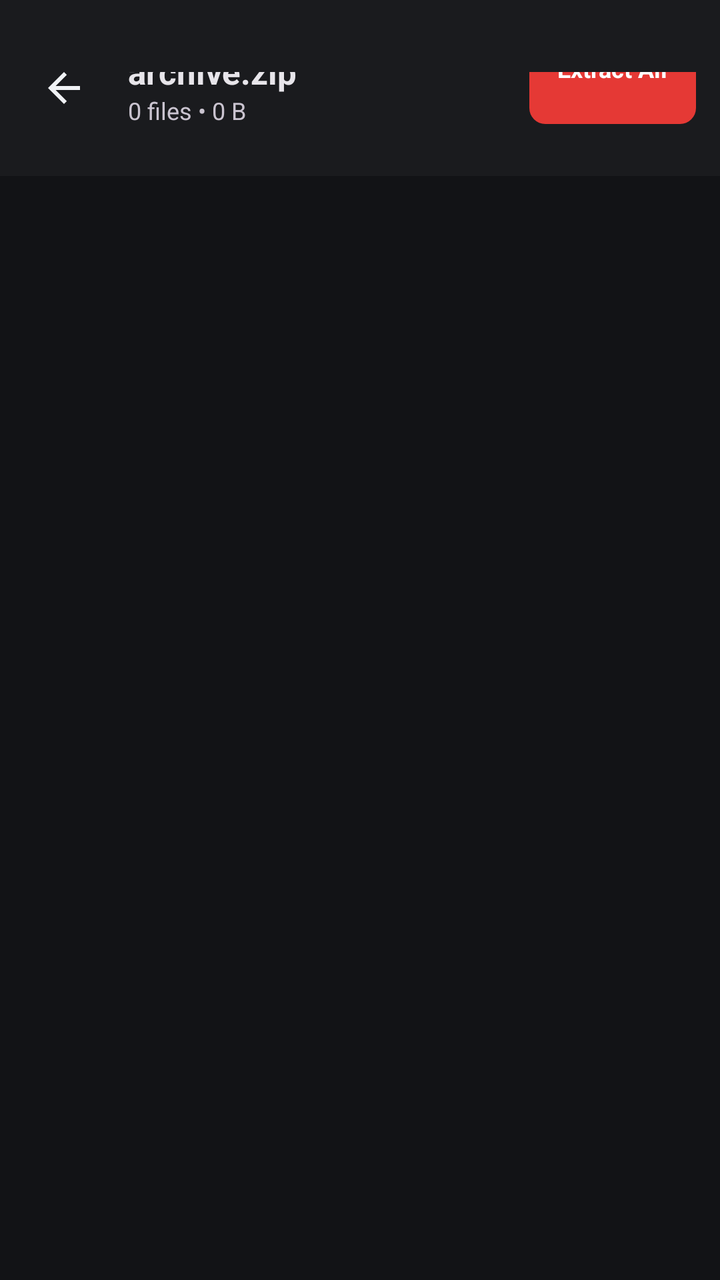
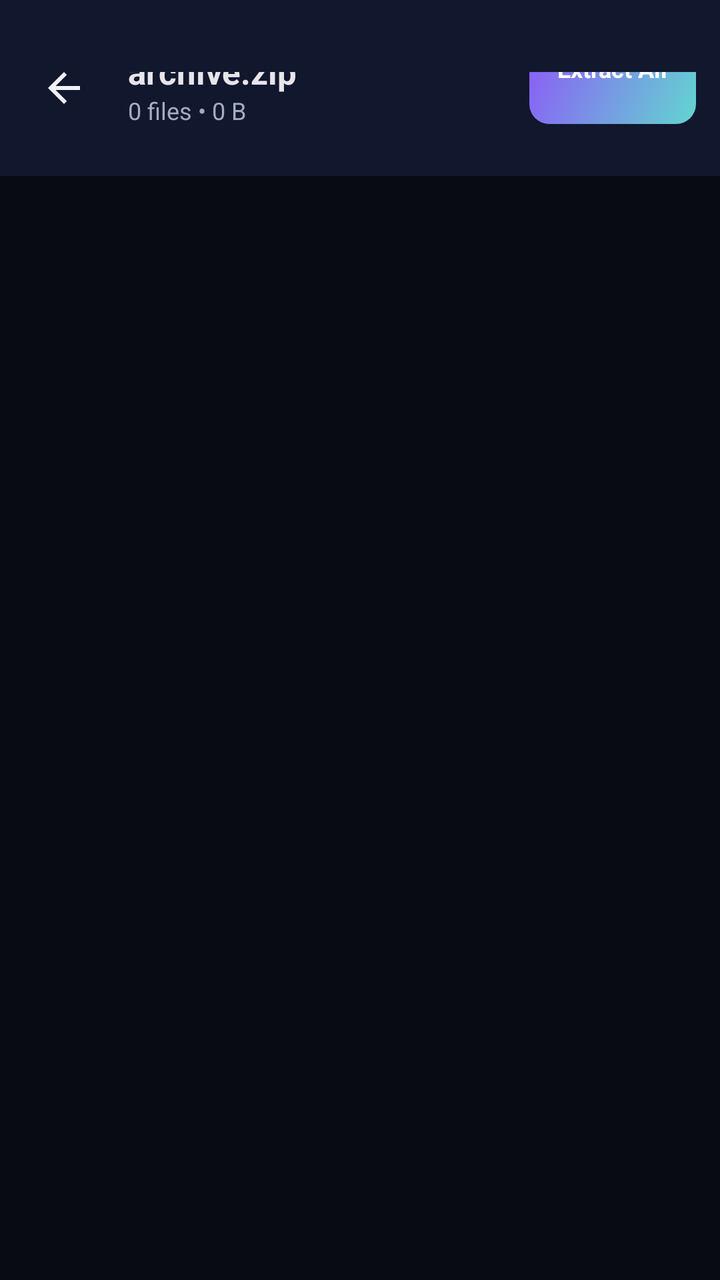

Before-and-after screenshots of an Android layout around one commit, followed by the original layout XML and the change that was made.
<!-- AndroidManifest.xml: application theme Theme.ArtrawFiles -->
<!-- res/layout/activity_archive_viewer.xml -->
<?xml version="1.0" encoding="utf-8"?>
<LinearLayout xmlns:android="http://schemas.android.com/apk/res/android"
    android:id="@+id/rootArchiveViewer"
    android:layout_width="match_parent"
    android:layout_height="match_parent"
    android:orientation="vertical"
    android:background="@color/bg_dark">

    
    <RelativeLayout
        android:id="@+id/headerArchive"
        android:layout_width="match_parent"
        android:layout_height="wrap_content"
        android:minHeight="56dp"
        android:background="@color/surface_dark"
        android:paddingStart="12dp"
        android:paddingEnd="12dp"
        android:paddingTop="36dp"
        android:paddingBottom="12dp">

        <ImageView
            android:id="@+id/btnBackArchive"
            android:layout_width="40dp"
            android:layout_height="40dp"
            android:layout_alignParentStart="true"
            android:layout_centerVertical="true"
            android:background="?android:attr/selectableItemBackgroundBorderless"
            android:padding="8dp"
            android:src="@drawable/ic_arrow_back"
            android:contentDescription="Back" />

        <LinearLayout
            android:layout_width="wrap_content"
            android:layout_height="wrap_content"
            android:layout_centerVertical="true"
            android:layout_marginStart="12dp"
            android:layout_toEndOf="@id/btnBackArchive"
            android:layout_toStartOf="@id/layoutArchiveActions"
            android:orientation="vertical">

            <TextView
                android:id="@+id/tvArchiveName"
                android:layout_width="wrap_content"
                android:layout_height="wrap_content"
                android:text="archive.zip"
                android:textColor="@color/text_primary_dark"
                android:textSize="17sp"
                android:textStyle="bold"
                android:singleLine="true"
                android:ellipsize="middle" />

            <TextView
                android:id="@+id/tvArchiveSummary"
                android:layout_width="wrap_content"
                android:layout_height="wrap_content"
                android:text="0 files • 0 B"
                android:textColor="@color/text_secondary_dark"
                android:textSize="12sp" />
        </LinearLayout>

        <LinearLayout
            android:id="@+id/layoutArchiveActions"
            android:layout_width="wrap_content"
            android:layout_height="wrap_content"
            android:layout_alignParentEnd="true"
            android:layout_centerVertical="true"
            android:orientation="horizontal">

            <Button
                android:id="@+id/btnExtractAll"
                android:layout_width="wrap_content"
                android:layout_height="36dp"
                android:background="@drawable/bg_button_primary"
                android:text="Extract All"
                android:textColor="@android:color/white"
                android:textSize="12sp"
                android:textStyle="bold"
                android:paddingStart="14dp"
                android:paddingEnd="14dp" />
        </LinearLayout>
    </RelativeLayout>

    
    <ListView
        android:id="@+id/listArchiveEntries"
        android:layout_width="match_parent"
        android:layout_height="0dp"
        android:layout_weight="1"
        android:divider="@color/border_dark"
        android:dividerHeight="1dp"
        android:padding="8dp" />

    
    <TextView
        android:id="@+id/tvArchiveEmpty"
        android:layout_width="match_parent"
        android:layout_height="match_parent"
        android:gravity="center"
        android:text="Reading archive..."
        android:textColor="@color/text_secondary_dark"
        android:textSize="14sp"
        android:visibility="gone" />
</LinearLayout>
<!-- resources referenced by this layout -->
<resources>
  <color name="bg_dark">#121316</color>
  <color name="border_dark">#3A3740</color>
  <color name="surface_dark">#1A1B1E</color>
  <color name="text_primary_dark">#E7E5EA</color>
  <color name="text_secondary_dark">#CAC4D0</color>
  <!-- drawable bg_button_primary (drawable) -->
  <?xml version="1.0" encoding="utf-8"?>
  <shape xmlns:android="http://schemas.android.com/apk/res/android"
      android:shape="rectangle">
      <solid android:color="@color/artraw_crimson" />
      <corners android:radius="8dp" />
  </shape>
  <!-- drawable ic_arrow_back (drawable) -->
  <vector xmlns:android="http://schemas.android.com/apk/res/android"
      android:width="24dp"
      android:height="24dp"
      android:viewportWidth="24"
      android:viewportHeight="24">
      <path
          android:fillColor="#F0F2F5"
          android:pathData="M20,11H7.83l5.59,-5.59L12,4l-8,8 8,8 1.41,-1.41L7.83,13H20v-2z"/>
  </vector>
  <style name="Theme.ArtrawFiles">
          <item name="android:colorPrimary">@color/aurora_primary</item>
          <item name="android:colorPrimaryDark">@color/aurora_glow_teal</item>
          <item name="android:colorAccent">@color/aurora_glow_cyan</item>
          <item name="android:windowBackground">@color/aurora_background_deep</item>
          <item name="android:colorBackground">@color/aurora_background_deep</item>
          <item name="android:windowDrawsSystemBarBackgrounds">true</item>
          <item name="android:statusBarColor">@android:color/transparent</item>
          <item name="android:navigationBarColor">@android:color/transparent</item>
          <item name="android:windowLightStatusBar">false</item>
      </style>
  <color name="artraw_crimson">#E53935</color>
  <color name="aurora_primary">#4ECDC4</color>
  <color name="aurora_glow_teal">#4ECDC4</color>
  <color name="aurora_glow_cyan">#00B4D8</color>
  <color name="aurora_background_deep">#0A0E27</color>
</resources>

<!-- the commit's change to res/layout/activity_archive_viewer.xml (unified diff, before → after) -->
@@ -4,7 +4,7 @@
     android:layout_width="match_parent"
     android:layout_height="match_parent"
     android:orientation="vertical"
-    android:background="@color/bg_dark">
+    android:background="@color/aurora_background_deep">
 
     
     <RelativeLayout
@@ -12,7 +12,7 @@
         android:layout_width="match_parent"
         android:layout_height="wrap_content"
         android:minHeight="56dp"
-        android:background="@color/surface_dark"
+        android:background="@color/aurora_background_surface"
         android:paddingStart="12dp"
         android:paddingEnd="12dp"
         android:paddingTop="36dp"
@@ -54,7 +54,7 @@
                 android:layout_width="wrap_content"
                 android:layout_height="wrap_content"
                 android:text="0 files • 0 B"
-                android:textColor="@color/text_secondary_dark"
+                android:textColor="@color/aurora_text_secondary"
                 android:textSize="12sp" />
         </LinearLayout>
 
@@ -70,7 +70,7 @@
                 android:id="@+id/btnExtractAll"
                 android:layout_width="wrap_content"
                 android:layout_height="36dp"
-                android:background="@drawable/bg_button_primary"
+                android:background="@drawable/bg_aurora_button_primary"
                 android:text="Extract All"
                 android:textColor="@android:color/white"
                 android:textSize="12sp"
@@ -86,7 +86,7 @@
         android:layout_width="match_parent"
         android:layout_height="0dp"
         android:layout_weight="1"
-        android:divider="@color/border_dark"
+        android:divider="@color/aurora_outline"
         android:dividerHeight="1dp"
         android:padding="8dp" />
 
@@ -97,7 +97,7 @@
         android:layout_height="match_parent"
         android:gravity="center"
         android:text="Reading archive..."
-        android:textColor="@color/text_secondary_dark"
+        android:textColor="@color/aurora_text_secondary"
         android:textSize="14sp"
         android:visibility="gone" />
 </LinearLayout>
<!-- resource entries referenced after the edit -->
@@ -1,16 +1,17 @@
 <!-- resources referenced by this layout -->
 <resources>
-  <color name="bg_dark">#121316</color>
-  <color name="border_dark">#3A3740</color>
-  <color name="surface_dark">#1A1B1E</color>
   <color name="text_primary_dark">#E7E5EA</color>
-  <color name="text_secondary_dark">#CAC4D0</color>
-  <!-- drawable bg_button_primary (drawable) -->
+  <!-- drawable bg_aurora_button_primary (drawable) -->
   <?xml version="1.0" encoding="utf-8"?>
   <shape xmlns:android="http://schemas.android.com/apk/res/android"
       android:shape="rectangle">
-      <solid android:color="@color/artraw_crimson" />
-      <corners android:radius="8dp" />
+      
+      <gradient
+          android:type="linear"
+          android:startColor="@color/aurora_primary"
+          android:endColor="@color/aurora_secondary"
+          android:angle="135" />
+      <corners android:radius="10dp" />
   </shape>
   <!-- drawable ic_arrow_back (drawable) -->
   <vector xmlns:android="http://schemas.android.com/apk/res/android"
@@ -24,8 +25,8 @@
   </vector>
   <style name="Theme.ArtrawFiles">
           <item name="android:colorPrimary">@color/aurora_primary</item>
-          <item name="android:colorPrimaryDark">@color/aurora_glow_teal</item>
-          <item name="android:colorAccent">@color/aurora_glow_cyan</item>
+          <item name="android:colorPrimaryDark">@color/aurora_primary</item>
+          <item name="android:colorAccent">@color/aurora_secondary</item>
           <item name="android:windowBackground">@color/aurora_background_deep</item>
           <item name="android:colorBackground">@color/aurora_background_deep</item>
           <item name="android:windowDrawsSystemBarBackgrounds">true</item>
@@ -33,10 +34,11 @@
           <item name="android:navigationBarColor">@android:color/transparent</item>
           <item name="android:windowLightStatusBar">false</item>
       </style>
-  <color name="artraw_crimson">#E53935</color>
-  <color name="aurora_primary">#4ECDC4</color>
-  <color name="aurora_glow_teal">#4ECDC4</color>
-  <color name="aurora_glow_cyan">#00B4D8</color>
-  <color name="aurora_background_deep">#0A0E27</color>
+  <color name="aurora_primary">#62D6D0</color>
+  <color name="aurora_secondary">#8B5CF6</color>
+  <color name="aurora_background_deep">#080B14</color>
+  <color name="aurora_background_surface">#11172D</color>
+  <color name="aurora_outline">#2A3B4C</color>
+  <color name="aurora_text_secondary">#A3ACC0</color>
 </resources>
 
